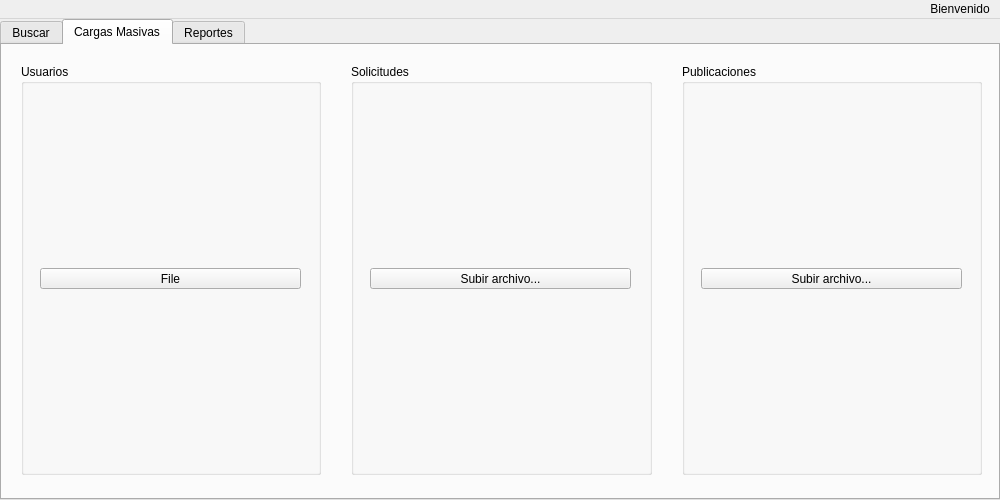
Above: Fase2/windowadmin.ui from D3r3-k/-EDD-Proyecto_202001151 before the change. Below: the same form after it.
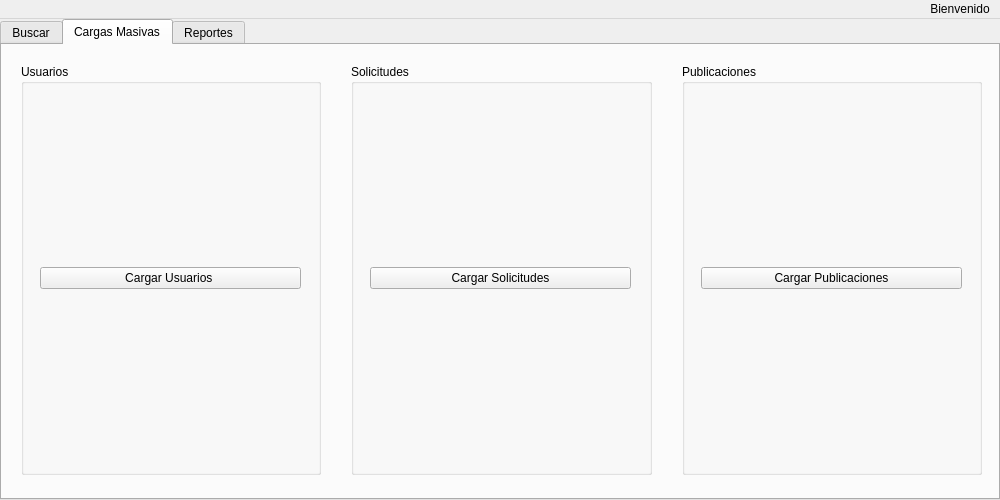
That is the form after the change. The open tabs and pages were chosen to show the change. Icons and pictures are not drawn.

Commit message: arbol abb, grafica abb, agregar publicaciones, mostrar publicaciones

```diff
--- a/Fase2/windowadmin.ui
+++ b/Fase2/windowadmin.ui
@@ -265,9 +265,6 @@
            </rect>
           </property>
           <layout class="QVBoxLayout" name="verticalLayout">
-           <property name="spacing">
-            <number>30</number>
-           </property>
            <property name="leftMargin">
             <number>20</number>
            </property>
@@ -275,15 +272,12 @@
             <number>20</number>
            </property>
            <item>
-            <widget class="QToolButton" name="btnSubirUsuarios">
-             <property name="sizePolicy">
-              <sizepolicy hsizetype="Expanding" vsizetype="Fixed">
-               <horstretch>0</horstretch>
-               <verstretch>0</verstretch>
-              </sizepolicy>
+            <widget class="QPushButton" name="btnSubirUsuarios">
+             <property name="layoutDirection">
+              <enum>Qt::LayoutDirection::RightToLeft</enum>
              </property>
              <property name="text">
-              <string>File</string>
+              <string>Cargar Usuarios </string>
              </property>
              <property name="icon">
               <iconset theme="QIcon::ThemeIcon::DocumentNew"/>
@@ -322,15 +316,12 @@
             <number>20</number>
            </property>
            <item>
-            <widget class="QToolButton" name="btnSubirSolicitudes">
-             <property name="sizePolicy">
-              <sizepolicy hsizetype="Expanding" vsizetype="Fixed">
-               <horstretch>0</horstretch>
-               <verstretch>0</verstretch>
-              </sizepolicy>
+            <widget class="QPushButton" name="btnSubirSolicitudes">
+             <property name="layoutDirection">
+              <enum>Qt::LayoutDirection::RightToLeft</enum>
              </property>
              <property name="text">
-              <string>Subir archivo...</string>
+              <string>Cargar Solicitudes</string>
              </property>
              <property name="icon">
               <iconset theme="QIcon::ThemeIcon::DocumentNew"/>
@@ -366,15 +357,12 @@
             <number>20</number>
            </property>
            <item>
-            <widget class="QToolButton" name="btnSubirPublicaciones">
-             <property name="sizePolicy">
-              <sizepolicy hsizetype="Expanding" vsizetype="Fixed">
-               <horstretch>0</horstretch>
-               <verstretch>0</verstretch>
-              </sizepolicy>
+            <widget class="QPushButton" name="btnSubirPublicaciones">
+             <property name="layoutDirection">
+              <enum>Qt::LayoutDirection::RightToLeft</enum>
              </property>
              <property name="text">
-              <string>Subir archivo...</string>
+              <string>Cargar Publicaciones</string>
              </property>
              <property name="icon">
               <iconset theme="QIcon::ThemeIcon::DocumentNew"/>
```
Left out of the diff: 11 changed lines with no effect on the pictures. The commit also changes 79 other files.
